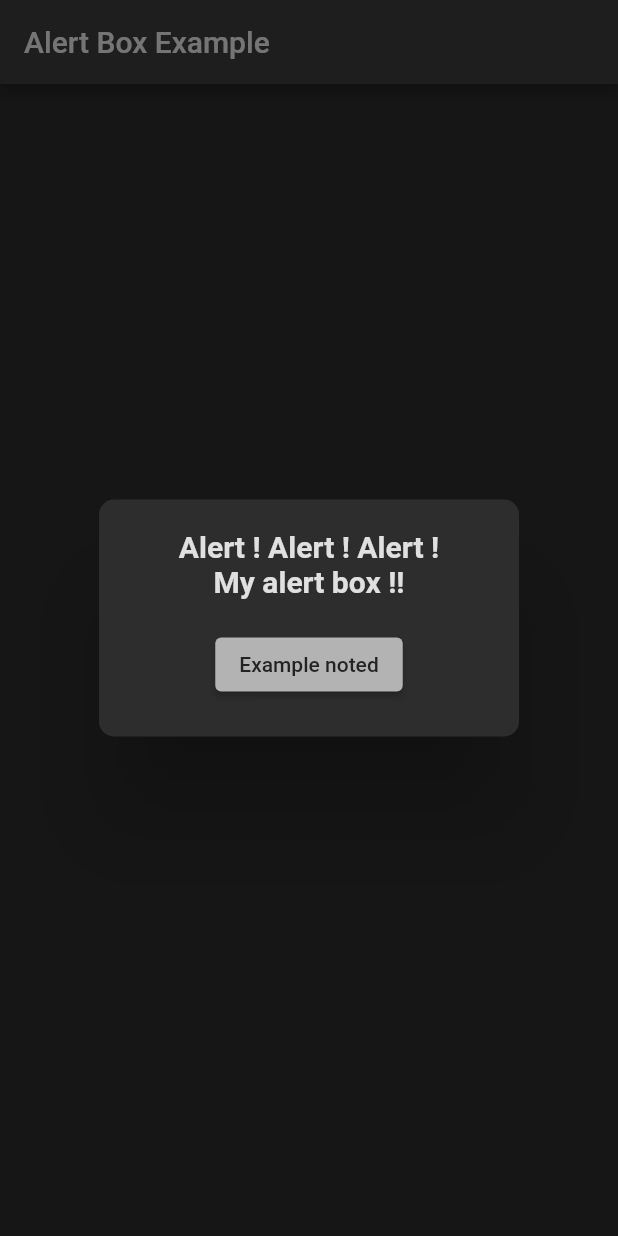
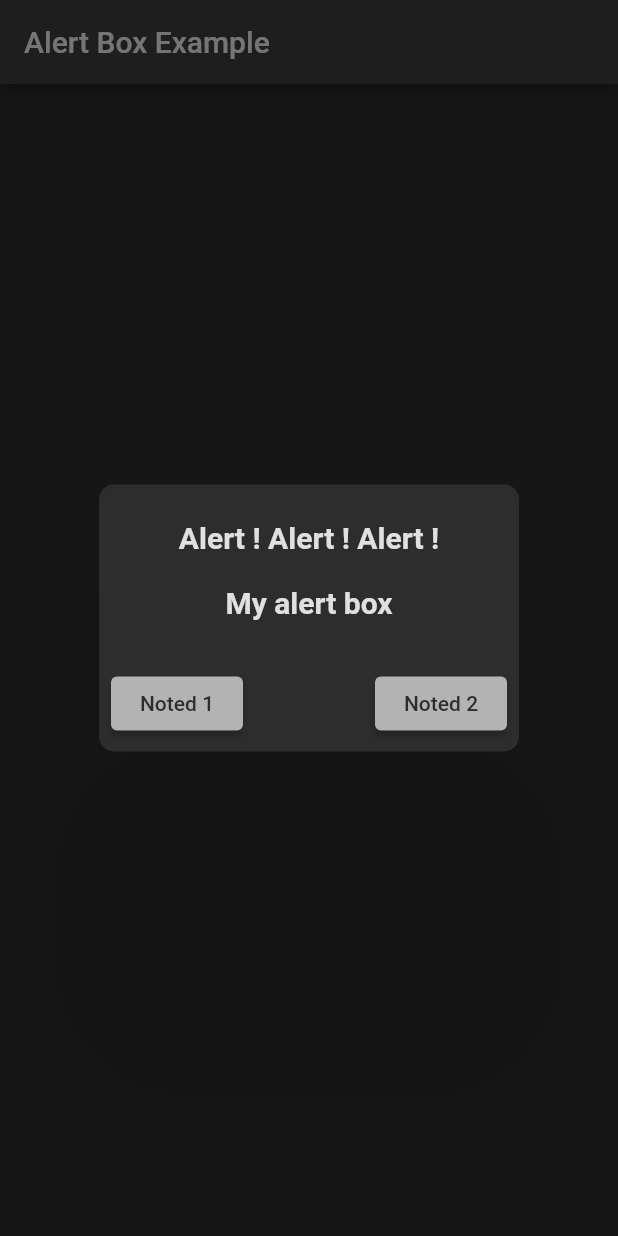
Before and after one commit to DakshDB/alert_box, a Flutter app: the screen it shows after launch, after a tap on "Click for alert box", on a phone screen of 412 x 824 dp. Run offline on Flutter 3.47's test engine with Material 2 defaults, Android fonts, the phone set to English and light mode, and no system bars.

Commit message:
Title, Content, Two buttons Added

```diff
--- a/example/lib/main.dart
+++ b/example/lib/main.dart
@@ -39,10 +39,27 @@ class _MyHomePageState extends State<MyHomePage> {
         child: TextButton(
           onPressed: () {
             AlertBox.showAlertBox(
-                context: context,
-                darkTheme: true,
-                alertText: 'Alert ! Alert ! Alert ! \nMy alert box !!',
-                buttonText: 'Example noted');
+              context: context,
+              darkTheme: true,
+              title: 'Alert ! Alert ! Alert !',
+              body: 'My alert box',
+              buttonText1: 'Noted 1',
+              buttonText2: 'Noted 2',
+              onPressedButton1: () {
+                Navigator.pop(context);
+                ScaffoldMessenger.of(context).showSnackBar(const SnackBar(
+                  duration: Duration(milliseconds: 500),
+                  content: Text('Button 1 Pressed'),
+                ));
+              },
+              onPressedButton2: () {
+                Navigator.pop(context);
+                ScaffoldMessenger.of(context).showSnackBar(const SnackBar(
+                  duration: Duration(milliseconds: 500),
+                  content: Text('Button 2 Pressed'),
+                ));
+              },
+            );
           },
           child: const Text(
             "Click for alert box",
--- a/lib/simple_alert_box.dart
+++ b/lib/simple_alert_box.dart
@@ -5,8 +5,12 @@ import 'package:flutter/material.dart';
 class AlertBox {
   static showAlertBox({
     required BuildContext context,
-    required String alertText,
-    required String buttonText,
+    required String title,
+    required String body,
+    String? buttonText1,
+    String? buttonText2,
+    Function()? onPressedButton1,
+    Function()? onPressedButton2,
     bool darkTheme = false,
   }) {
     return showDialog(
@@ -18,11 +22,8 @@ class AlertBox {
             shape: const RoundedRectangleBorder(
               borderRadius: BorderRadius.all(Radius.circular(10)),
             ),
-            content: Column(
-              mainAxisSize: MainAxisSize.min,
-              children: <Widget>[
-                Text(
-                  alertText,
+            title: Text(
+              title,
               textAlign: TextAlign.center,
               style: TextStyle(
                 fontWeight: FontWeight.bold,
@@ -32,26 +33,51 @@ class AlertBox {
                     : const Color(0xff454545),
               ),
             ),
-                const SizedBox(
-                  height: 20,
+            content: Text(
+              body,
+              textAlign: TextAlign.center,
+              style: TextStyle(
+                fontWeight: FontWeight.bold,
+                fontSize: 20,
+                color: darkTheme
+                    ? const Color(0xffe0e0e0)
+                    : const Color(0xff454545),
               ),
-                MaterialButton(
+            ),
+            actionsAlignment: buttonText1 != null || buttonText2 != null
+                ? MainAxisAlignment.spaceBetween
+                : null,
+            actions: [
+              buttonText1 != null
+                  ? MaterialButton(
                       color: const Color(0xffb3b3b3),
                       child: Text(
-                    buttonText,
-                    style:
-                        const TextStyle(color: Color(0xff232323), fontSize: 14),
+                        buttonText1,
+                        style: const TextStyle(
+                            color: Color(0xff2d2d2d), fontSize: 14),
                       ),
                       shape: const RoundedRectangleBorder(
                         borderRadius: BorderRadius.all(Radius.circular(4)),
                       ),
-                  onPressed: () {
-                    Navigator.of(context).pop();
-                  },
+                      onPressed: onPressedButton1,
                     )
+                  : const SizedBox(),
+              buttonText2 != null
+                  ? MaterialButton(
+                      color: const Color(0xffb3b3b3),
+                      child: Text(
+                        buttonText2,
+                        style: const TextStyle(
+                            color: Color(0xff2d2d2d), fontSize: 14),
+                      ),
+                      shape: const RoundedRectangleBorder(
+                        borderRadius: BorderRadius.all(Radius.circular(4)),
+                      ),
+                      onPressed: onPressedButton2,
+                    )
+                  : const SizedBox(),
             ],
-            ),
-            elevation: 30,
+            elevation: 100,
           );
         });
   }
--- a/pubspec.yaml
+++ b/pubspec.yaml
@@ -1,6 +1,6 @@
 name: simple_alert_box
 description: Custom alert box
-version: 0.0.1
+version: 0.0.2
 homepage: https://github.com/DakshDB/alert_box
 
 environment:
```
Also changed, not shown: example/pubspec.yaml (+1 -28 lines), example/pubspec.lock, 2 other files. Lines whose indentation alone changed are shown as unchanged.
